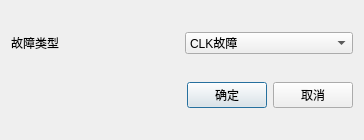
Above: dialog/faultinjectdialog.ui from RobbinLin7/ARINC659-SIM before the change. Below: the same form after it.
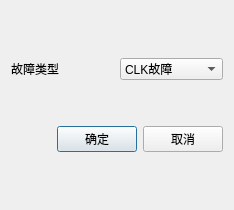
That is the form after the change.

Commit message: 调整了故障注入界面

What changed in the file:
```diff
--- a/dialog/faultinjectdialog.ui
+++ b/dialog/faultinjectdialog.ui
@@ -6,8 +6,8 @@
    <rect>
     <x>0</x>
     <y>0</y>
-    <width>364</width>
-    <height>140</height>
+    <width>234</width>
+    <height>210</height>
    </rect>
   </property>
   <property name="windowTitle">
@@ -23,6 +23,9 @@
          <property name="text">
           <string>故障类型</string>
          </property>
+         <property name="alignment">
+          <set>Qt::AlignLeading|Qt::AlignLeft|Qt::AlignVCenter</set>
+         </property>
         </widget>
        </item>
        <item>
```
